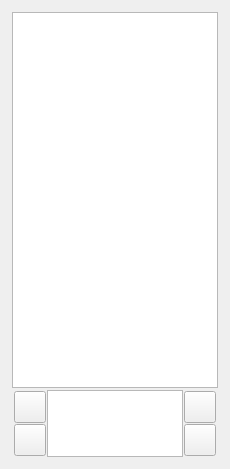
First picture: the form in src/gui/components/chat_interface_widget.ui, repository mdb42/omniverse, before the edit.
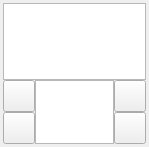
Second picture: the form after the edit.

Patch:
```diff
--- a/src/gui/components/chat_interface_widget.ui
+++ b/src/gui/components/chat_interface_widget.ui
@@ -6,30 +6,45 @@
    <rect>
     <x>0</x>
     <y>0</y>
-    <width>230</width>
-    <height>469</height>
+    <width>149</width>
+    <height>147</height>
    </rect>
   </property>
   <property name="windowTitle">
    <string>Form</string>
   </property>
   <layout class="QGridLayout" name="gridLayout_2">
+   <property name="leftMargin">
+    <number>3</number>
+   </property>
+   <property name="topMargin">
+    <number>3</number>
+   </property>
+   <property name="rightMargin">
+    <number>3</number>
+   </property>
+   <property name="bottomMargin">
+    <number>3</number>
+   </property>
+   <property name="spacing">
+    <number>3</number>
+   </property>
    <item row="0" column="0">
-    <layout class="QGridLayout" name="chat_interface_layout" rowstretch="0,0">
+    <layout class="QGridLayout" name="chat_interface_layout" rowstretch="1,0">
      <property name="leftMargin">
-      <number>1</number>
+      <number>0</number>
      </property>
      <property name="topMargin">
-      <number>1</number>
+      <number>0</number>
      </property>
      <property name="rightMargin">
-      <number>1</number>
+      <number>0</number>
      </property>
      <property name="bottomMargin">
-      <number>1</number>
+      <number>0</number>
      </property>
      <property name="spacing">
-      <number>1</number>
+      <number>0</number>
      </property>
      <item row="1" column="1">
       <layout class="QHBoxLayout" name="chat_input_layout">
@@ -37,13 +52,13 @@
         <number>0</number>
        </property>
        <property name="leftMargin">
-        <number>1</number>
+        <number>0</number>
        </property>
        <property name="topMargin">
-        <number>1</number>
+        <number>0</number>
        </property>
        <property name="rightMargin">
-        <number>1</number>
+        <number>0</number>
        </property>
        <property name="bottomMargin">
         <number>0</number>
@@ -51,19 +66,19 @@
        <item>
         <layout class="QGridLayout" name="chat_audio_button_layout">
          <property name="leftMargin">
-          <number>1</number>
+          <number>0</number>
          </property>
          <property name="topMargin">
-          <number>1</number>
+          <number>0</number>
          </property>
          <property name="rightMargin">
-          <number>1</number>
+          <number>0</number>
          </property>
          <property name="bottomMargin">
-          <number>1</number>
+          <number>0</number>
          </property>
          <property name="spacing">
-          <number>1</number>
+          <number>0</number>
          </property>
          <item row="1" column="0">
           <widget class="QPushButton" name="stt_button">
@@ -154,19 +169,19 @@
        <item>
         <layout class="QGridLayout" name="chat_generation_button_layout">
          <property name="leftMargin">
-          <number>1</number>
+          <number>0</number>
          </property>
          <property name="topMargin">
-          <number>1</number>
+          <number>0</number>
          </property>
          <property name="rightMargin">
-          <number>1</number>
+          <number>0</number>
          </property>
          <property name="bottomMargin">
-          <number>1</number>
+          <number>0</number>
          </property>
          <property name="spacing">
-          <number>1</number>
+          <number>0</number>
          </property>
          <item row="2" column="0">
           <widget class="QPushButton" name="generate_image_button">
@@ -243,9 +258,9 @@
      <item row="0" column="1">
       <widget class="QTextBrowser" name="chat_output_browser">
        <property name="sizePolicy">
-        <sizepolicy hsizetype="Preferred" vsizetype="Minimum">
+        <sizepolicy hsizetype="Preferred" vsizetype="Expanding">
          <horstretch>0</horstretch>
-         <verstretch>2</verstretch>
+         <verstretch>10</verstretch>
         </sizepolicy>
        </property>
        <property name="minimumSize">
```
